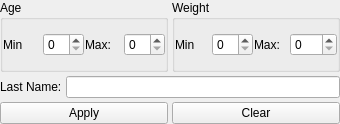
Qt form CompetitorFilterWidget.ui (gcdean/JudoMaster) before a commit.
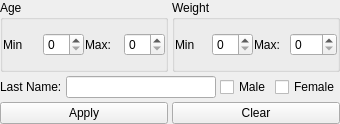
The same form after that commit.

Commit message: Added ability to filter by gender

```diff
--- a/CompetitorFilterWidget.ui
+++ b/CompetitorFilterWidget.ui
@@ -166,6 +166,20 @@
      <item>
       <widget class="QLineEdit" name="lastName"/>
      </item>
+     <item>
+      <widget class="QCheckBox" name="maleChkBox">
+       <property name="text">
+        <string>Male</string>
+       </property>
+      </widget>
+     </item>
+     <item>
+      <widget class="QCheckBox" name="femaleChkBox">
+       <property name="text">
+        <string>Female</string>
+       </property>
+      </widget>
+     </item>
     </layout>
    </item>
    <item>
```
The commit also changes 5 other files.
